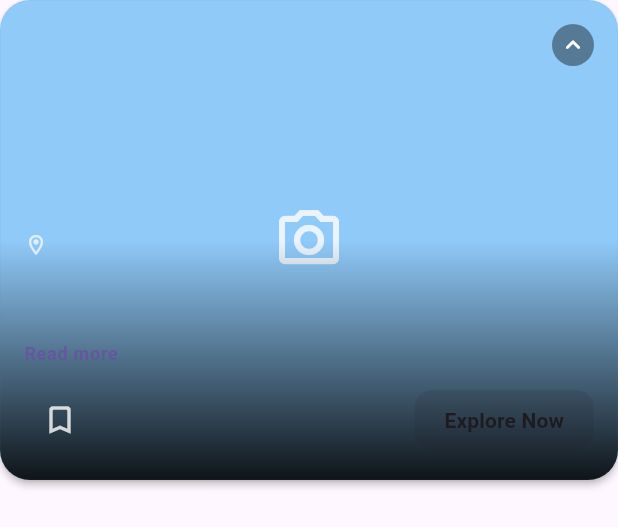
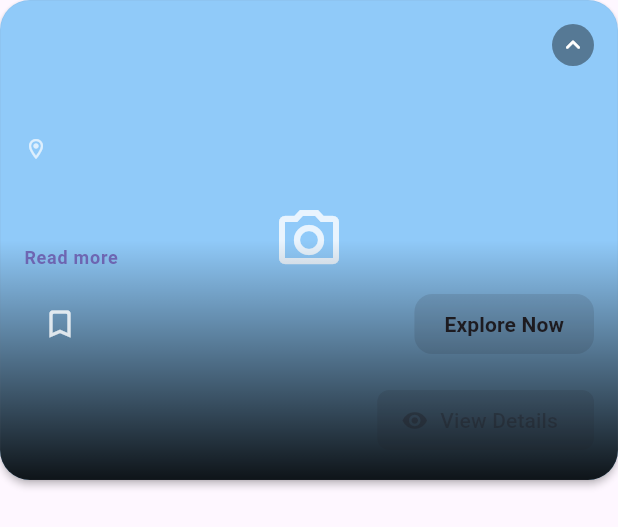
Before and after one commit to yohanmanohara/tourmate, a Flutter app: the DestinationCard widget shown alone on an empty page, opened directly with empty values, after a tap on "Explore Now", on a phone screen of 412 x 824 dp. Shown: the top 527 px of the screen. Run offline on Flutter 3.47's test engine with Material 3 defaults, Android fonts, the phone set to English and light mode, and no system bars; our stand-ins replace cloud_firestore, dio, dots_indicator, firebase_auth, firebase_core, firebase_storage and 12 more; missing offline and left inert: mailer; accounts and stored records are empty.

Commit message:
add view button to travel card

```diff
--- a/lib/components/travel_card.dart
+++ b/lib/components/travel_card.dart
@@ -7,6 +7,7 @@ class DestinationCard extends StatefulWidget {
   final double expandedHeight;
   final VoidCallback? onExplorePressed;
   final VoidCallback? onSavePressed;
+  final VoidCallback? onViewDetails; // Add this parameter
 
   const DestinationCard({
     super.key,
@@ -15,6 +16,7 @@ class DestinationCard extends StatefulWidget {
     this.expandedHeight = 320,
     this.onExplorePressed,
     this.onSavePressed,
+    this.onViewDetails, // Add this
   });
 
   @override
@@ -99,6 +101,9 @@ class _DestinationCardState extends State<DestinationCard> {
 
                     // Action Buttons
                     _buildActionButtons(colorScheme, textTheme),
+
+                    // View Details Button (expanded only)
+                    if (_isExpanded) _buildViewDetailsButton(),
                   ],
                 ),
               ),
@@ -129,7 +134,8 @@ class _DestinationCardState extends State<DestinationCard> {
                   ),
                 );
               },
-              errorBuilder: (context, error, stackTrace) => _buildPlaceholderImage(),
+              errorBuilder: (context, error, stackTrace) =>
+                  _buildPlaceholderImage(),
             )
           : _buildPlaceholderImage(),
     );
@@ -247,13 +253,13 @@ class _DestinationCardState extends State<DestinationCard> {
             height: 1.5,
           ),
           maxLines: _showFullDescription ? null : 3,
-          overflow: _showFullDescription
-              ? TextOverflow.clip
-              : TextOverflow.ellipsis,
+          overflow:
+              _showFullDescription ? TextOverflow.clip : TextOverflow.ellipsis,
         ),
         const SizedBox(height: 8),
         GestureDetector(
-          onTap: () => setState(() => _showFullDescription = !_showFullDescription),
+          onTap: () =>
+              setState(() => _showFullDescription = !_showFullDescription),
           child: Text(
             _showFullDescription ? 'Show less' : 'Read more',
             style: textTheme.labelMedium?.copyWith(
@@ -292,7 +298,8 @@ class _DestinationCardState extends State<DestinationCard> {
               style: FilledButton.styleFrom(
                 backgroundColor: Colors.white,
                 foregroundColor: colorScheme.primary,
-                padding: const EdgeInsets.symmetric(horizontal: 20, vertical: 10),
+                padding:
+                    const EdgeInsets.symmetric(horizontal: 20, vertical: 10),
                 shape: RoundedRectangleBorder(
                   borderRadius: BorderRadius.circular(12),
                 ),
@@ -307,6 +314,27 @@ class _DestinationCardState extends State<DestinationCard> {
           ),
         ),
       ],
+    );
+  }
+
+  Widget _buildViewDetailsButton() {
+    return Padding(
+      padding: const EdgeInsets.only(top: 16),
+      child: Align(
+        alignment: Alignment.bottomRight,
+        child: ElevatedButton.icon(
+          onPressed: widget.onViewDetails,
+          icon: const Icon(Icons.visibility),
+          label: const Text('View Details'),
+          style: ElevatedButton.styleFrom(
+            backgroundColor: Colors.indigo,
+            foregroundColor: Colors.white,
+            shape: RoundedRectangleBorder(
+              borderRadius: BorderRadius.circular(8),
+            ),
+          ),
+        ),
+      ),
     );
   }
 
```
Also changed, not shown: lib/screen/travel.dart (+28 -14 lines), pubspec.lock.
